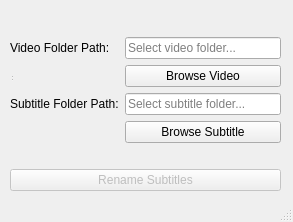
First picture: the form in mainwindow.ui, repository Kaywere/MagicRename, before the edit.
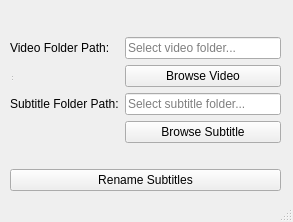
Second picture: the form after the edit.

Patch:
```diff
--- a/mainwindow.ui
+++ b/mainwindow.ui
@@ -62,7 +62,7 @@
        <item>
         <widget class="QPushButton" name="renameButton">
          <property name="enabled">
-          <bool>false</bool>
+          <bool>true</bool>
          </property>
          <property name="text">
           <string>Rename Subtitles</string>
```
